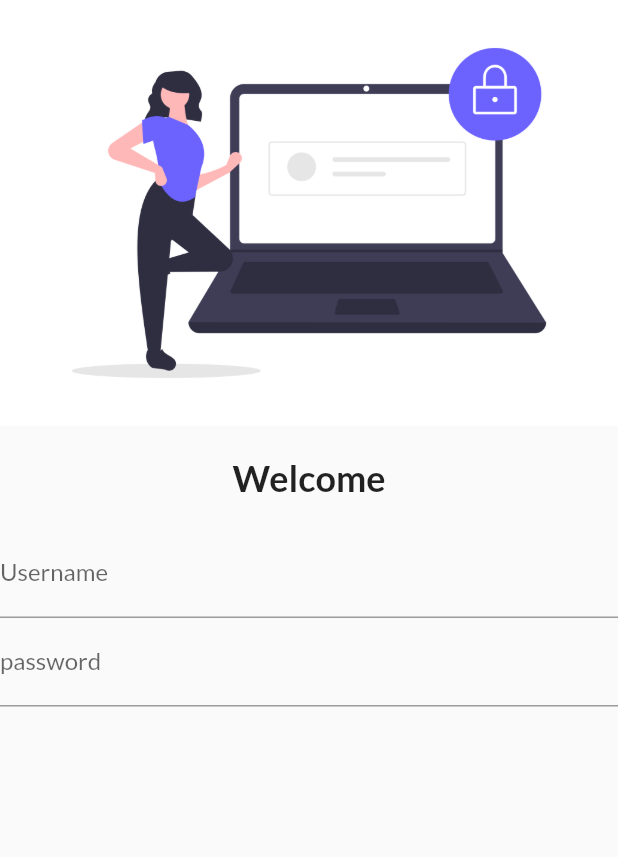
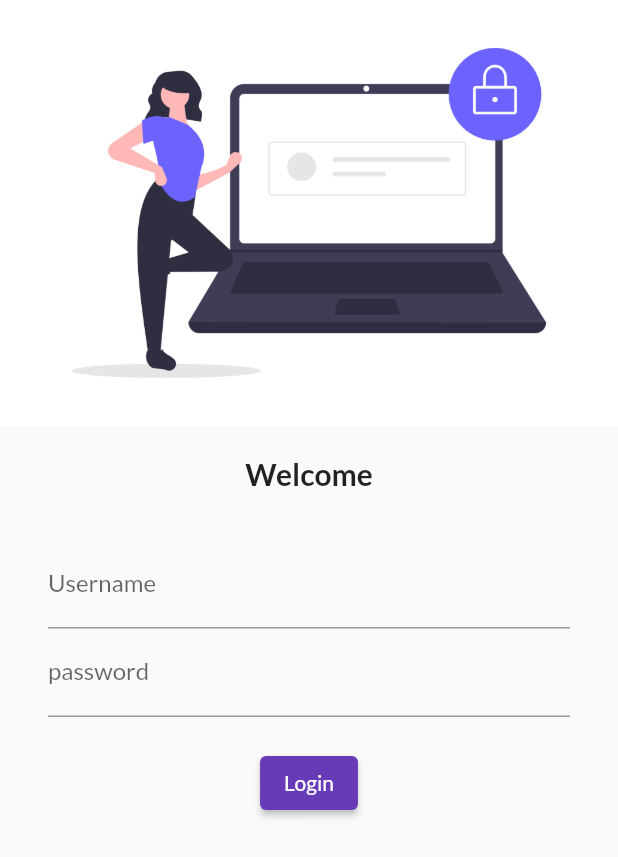
Before and after one commit to lamichhaneranjan/30_days_flutter, a Flutter app: the screen it shows after launch, on a phone screen of 412 x 824 dp. Shown: the top 857 px of the screen. Run offline on Flutter 3.47's test engine with Material 2 defaults, Android fonts, the phone set to English and light mode, and no system bars; our stand-ins replace google_fonts.

Commit message:
Day 4 completed

```diff
--- a/lib/pages/login_page.dart
+++ b/lib/pages/login_page.dart
@@ -15,21 +15,38 @@ class LoginPage extends StatelessWidget {
           Text(
             "Welcome",
             style: TextStyle(
-              fontSize: 24,
+              fontSize: 20,
               fontWeight: FontWeight.bold,
             ),
           ),
           SizedBox(
             height: 20.0,
           ),
+          Padding(
+            padding: const EdgeInsets.symmetric(vertical: 12, horizontal: 32),
+            child: Column(
+              children: [
                 TextFormField(
                   decoration: InputDecoration(
                       hintText: "Enter UserName", labelText: "Username"),
                 ),
                 TextFormField(
+                  obscureText: true,
                   decoration: InputDecoration(
                       hintText: "Enter Password", labelText: "password"),
                 ),
+                SizedBox(
+                  height: 20.0,
+                ),
+                ElevatedButton(
+                    onPressed: () {
+                      print("Hi Ranjan");
+                    },
+                    child: Text("Login"),
+                    style: TextButton.styleFrom())
+              ],
+            ),
+          )
         ],
       ),
     );
```
Lines whose indentation alone changed are shown as unchanged.
